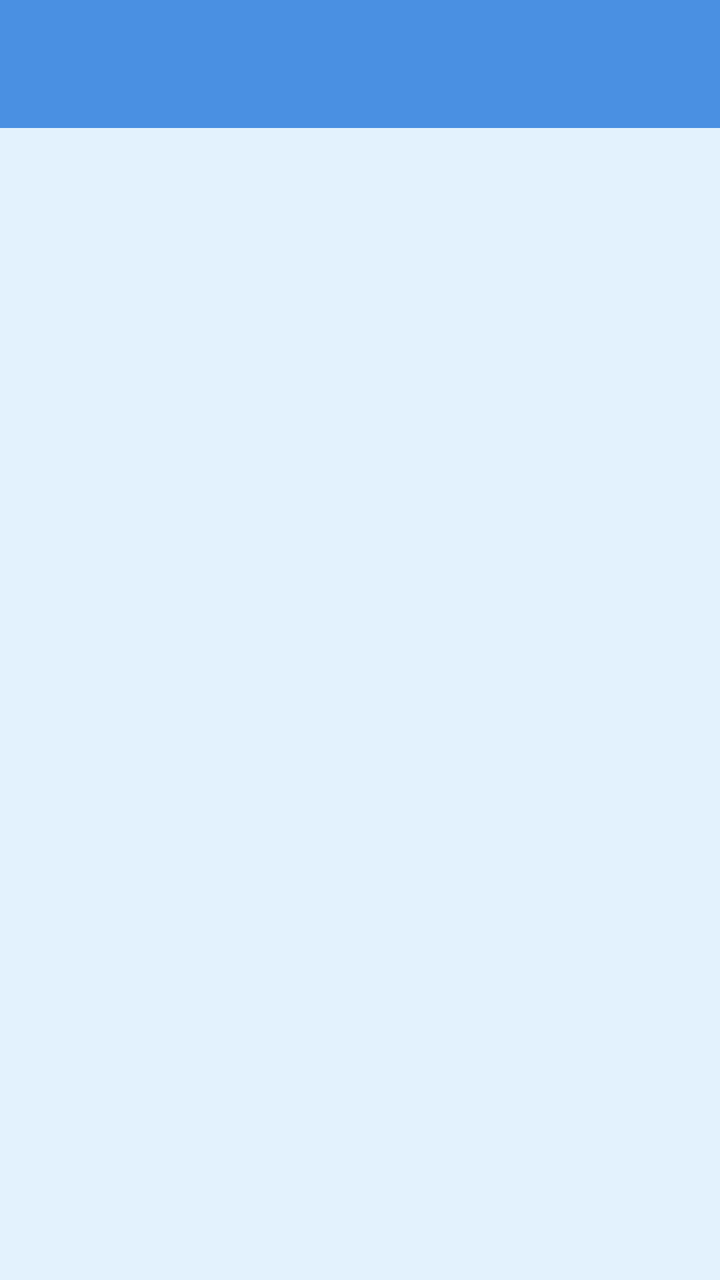
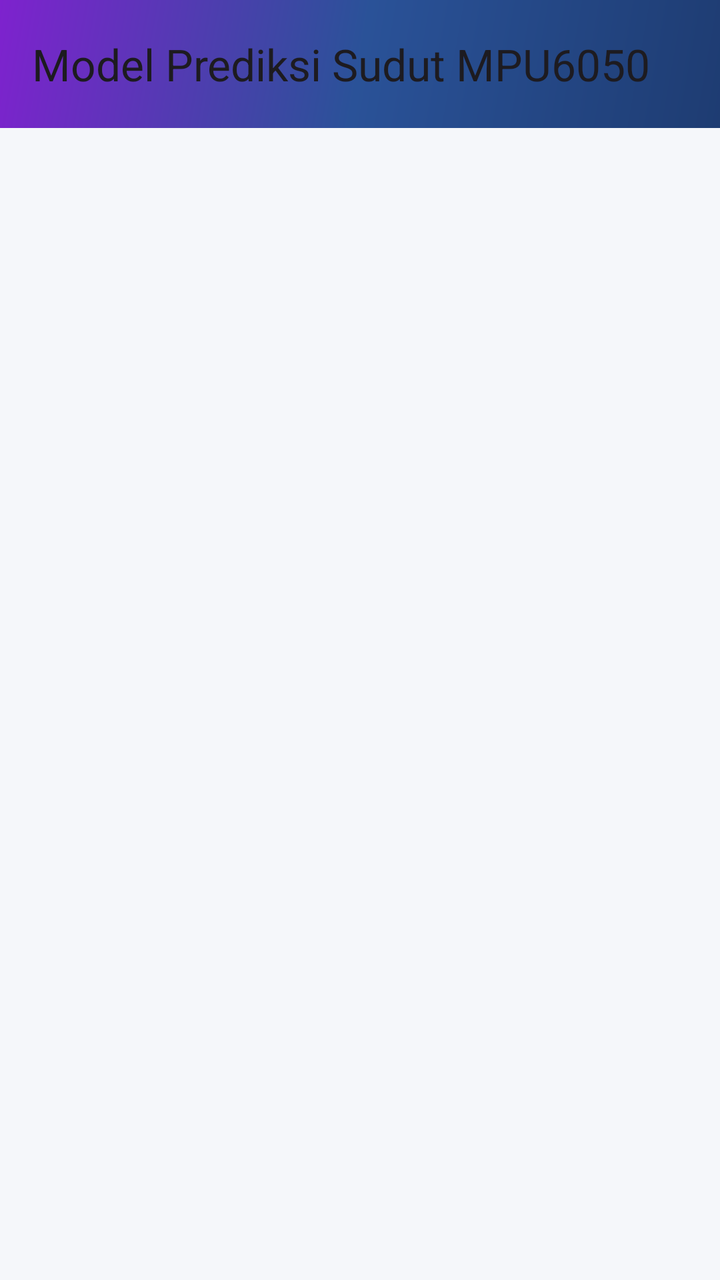

Two renders of the same Android screen: before a commit and after it. Below are the layout's source before the change and the commit's diff.
<!-- AndroidManifest.xml: application theme Theme.NajwaBelajarNavigationDrawer -->
<!-- res/layout/activity_halaman_utama.xml -->
<?xml version="1.0" encoding="utf-8"?>
<androidx.drawerlayout.widget.DrawerLayout
    xmlns:android="http://schemas.android.com/apk/res/android"
    xmlns:app="http://schemas.android.com/apk/res-auto"
    xmlns:tools="http://schemas.android.com/tools"
    android:id="@+id/drawerlayout"
    android:layout_width="match_parent"
    android:layout_height="match_parent"
    android:background="@color/biru_latar"
    tools:context=".HalamanUtama"
    tools:openDrawer="start">

    <LinearLayout
        android:layout_width="match_parent"
        android:layout_height="match_parent"
        android:orientation="vertical">

        <androidx.appcompat.widget.Toolbar
            android:id="@+id/toolbar"
            android:layout_width="match_parent"
            android:layout_height="wrap_content"
            android:background="@color/gradien_awal"
            android:titleTextColor="@android:color/white"
            android:title="Model Prediksi Sudut MPU6050"
            app:titleCentered="true"/>

        <FrameLayout
            android:id="@+id/containerUtama"
            android:layout_width="match_parent"
            android:layout_height="match_parent" />
    </LinearLayout>


    
    <LinearLayout
        android:layout_width="wrap_content"
        android:layout_height="match_parent"
        android:layout_gravity="start"
        android:orientation="vertical"
        android:background="@color/putih">

        <com.google.android.material.navigation.NavigationView
            android:id="@+id/navView"
            android:layout_width="match_parent"
            android:layout_height="0dp"
            android:layout_weight="1"
            app:headerLayout="@layout/header"
            app:menu="@menu/nav_header_menu"
            android:background="@color/putih"
            app:itemTextColor="@color/teks_isi"
            app:itemIconTint="@color/biru_tua"
            app:itemRippleColor="@color/biru_muda" />

    </LinearLayout>

</androidx.drawerlayout.widget.DrawerLayout>
<!-- res/layout/header.xml (included above) -->
<?xml version="1.0" encoding="utf-8"?>
<LinearLayout
    xmlns:android="http://schemas.android.com/apk/res/android"
    xmlns:app="http://schemas.android.com/apk/res-auto"
    android:layout_width="match_parent"
    android:layout_height="180dp"
    android:background="@drawable/bg_gradient"
    android:orientation="horizontal"
    android:gravity="center_vertical"
    android:paddingHorizontal="20dp"
    android:paddingTop="16dp"
    android:paddingBottom="16dp">

    <LinearLayout
        android:layout_width="0dp"
        android:layout_height="wrap_content"
        android:layout_weight="1"
        android:orientation="vertical">

        <TextView
            android:id="@+id/nama_pengguna"
            android:layout_width="wrap_content"
            android:layout_height="wrap_content"
            android:text="Hallo"
            android:textColor="@color/putih"
            android:textStyle="bold"
            android:textSize="18sp" />

        <TextView
            android:id="@+id/prodi"
            android:layout_width="wrap_content"
            android:layout_height="wrap_content"
            android:text="Proyek: Prediksi Sudut MPU6050"
            android:textColor="@color/putih"
            android:textSize="14sp"
            android:layout_marginTop="4dp" />
    </LinearLayout>

    <de.hdodenhof.circleimageview.CircleImageView
        android:id="@+id/foto_profile"
        android:layout_width="90dp"
        android:layout_height="90dp"
        android:layout_marginStart="16dp"
        android:src="@drawable/logo_mpu6050"
        app:civ_border_color="@color/putih"
        app:civ_border_width="2dp" />

</LinearLayout>
<!-- resources referenced by this layout -->
<resources>
  <color name="biru_latar">#E3F2FD</color>
  <color name="biru_muda">#42A5F5</color>
  <color name="biru_tua">#0D47A1</color>
  <color name="gradien_awal">#4A90E2</color>
  <color name="putih">#FFFFFFFF</color>
  <color name="teks_isi">#212121</color>
  <!-- drawable bg_gradient (drawable) -->
  <?xml version="1.0" encoding="utf-8"?>
  <shape xmlns:android="http://schemas.android.com/apk/res/android"
      android:shape="rectangle">
      <gradient
          android:startColor="@color/gradien_awal"
          android:centerColor="@color/gradien_tengah"
          android:endColor="@color/gradien_akhir"
          android:angle="270"
          android:type="linear"
          android:useLevel="false" />
  </shape>
  <!-- drawable logo_mpu6050: png bitmap (drawable, 235890 bytes) -->
  <style name="Theme.NajwaBelajarNavigationDrawer" parent="Base.Theme.NajwaBelajarNavigationDrawer" />
  <color name="gradien_tengah">#7EC8E3</color>
  <color name="gradien_akhir">#E3F2FD</color>
  <style name="Base.Theme.NajwaBelajarNavigationDrawer" parent="Theme.Material3.DayNight.NoActionBar">
  
          <item name="colorPrimary">@color/biru_tua</item>
          <item name="colorPrimaryContainer">@color/biru_muda</item>
          <item name="colorOnPrimary">@android:color/white</item>
  
          <item name="android:windowBackground">@color/putih</item>
          <item name="android:statusBarColor">@color/biru_tua</item>
  
          <item name="windowActionBar">false</item>
          <item name="android:windowNoTitle">true</item>
      </style>
</resources>

<!-- the commit's change to res/layout/activity_halaman_utama.xml (unified diff, before → after) -->
@@ -6,7 +6,7 @@
     android:id="@+id/drawerlayout"
     android:layout_width="match_parent"
     android:layout_height="match_parent"
-    android:background="@color/biru_latar"
+    android:background="#F5F7FA"
     tools:context=".HalamanUtama"
     tools:openDrawer="start">
 
@@ -15,91 +15,143 @@
         android:layout_height="match_parent"
         android:orientation="vertical">
 
+        
         <androidx.appcompat.widget.Toolbar
             android:id="@+id/toolbar"
             android:layout_width="match_parent"
             android:layout_height="wrap_content"
-            android:background="@color/gradien_awal"
+            android:background="@drawable/bg_toolbar_gradient"
+            android:elevation="8dp"
+            android:minHeight="?attr/actionBarSize"
+            android:paddingVertical="8dp"
             android:titleTextColor="@android:color/white"
-            android:title="Model Prediksi Sudut MPU6050"
-            app:titleCentered="true"/>
+            app:title="Model Prediksi Sudut MPU6050"
+            app:titleCentered="true" />
 
+        
         <FrameLayout
             android:id="@+id/containerUtama"
             android:layout_width="match_parent"
             android:layout_height="match_parent" />
+
     </LinearLayout>
 
-
     
-    <LinearLayout
+    <com.google.android.material.navigation.NavigationView
+        android:id="@+id/navView"
         android:layout_width="wrap_content"
         android:layout_height="match_parent"
         android:layout_gravity="start"
-        android:orientation="vertical"
-        android:background="@color/putih">
-
-        <com.google.android.material.navigation.NavigationView
-            android:id="@+id/navView"
-            android:layout_width="match_parent"
-            android:layout_height="0dp"
-            android:layout_weight="1"
-            app:headerLayout="@layout/header"
-            app:menu="@menu/nav_header_menu"
-            android:background="@color/putih"
-            app:itemTextColor="@color/teks_isi"
-            app:itemIconTint="@color/biru_tua"
-            app:itemRippleColor="@color/biru_muda" />
-
-    </LinearLayout>
+        android:background="@color/putih"
+        android:fitsSystemWindows="true"
+        app:headerLayout="@layout/header"
+        app:itemIconTint="@color/biru_tua"
+        app:itemRippleColor="@color/biru_muda"
+        app:itemTextColor="@color/teks_isi"
+        app:menu="@menu/nav_header_menu" />
 
 </androidx.drawerlayout.widget.DrawerLayout>
 <!-- res/layout/header.xml (included above) -->
 <?xml version="1.0" encoding="utf-8"?>
-<LinearLayout
+<androidx.constraintlayout.widget.ConstraintLayout
     xmlns:android="http://schemas.android.com/apk/res/android"
     xmlns:app="http://schemas.android.com/apk/res-auto"
     android:layout_width="match_parent"
-    android:layout_height="180dp"
-    android:background="@drawable/bg_gradient"
-    android:orientation="horizontal"
-    android:gravity="center_vertical"
-    android:paddingHorizontal="20dp"
-    android:paddingTop="16dp"
-    android:paddingBottom="16dp">
+    android:layout_height="200dp"
+    android:background="@drawable/bg_onboarding_gradient"
+    android:padding="20dp">
 
+    
+    <View
+        android:layout_width="150dp"
+        android:layout_height="150dp"
+        android:alpha="0.15"
+        android:background="@drawable/bg_wave_decoration"
+        app:layout_constraintEnd_toEndOf="parent"
+        app:layout_constraintTop_toTopOf="parent" />
+
+    <View
+        android:layout_width="100dp"
+        android:layout_height="100dp"
+        android:alpha="0.1"
+        android:background="@drawable/bg_wave_decoration"
+        app:layout_constraintBottom_toBottomOf="parent"
+        app:layout_constraintStart_toStartOf="parent" />
+
+    
+    <androidx.cardview.widget.CardView
+        android:id="@+id/profileCard"
+        android:layout_width="80dp"
+        android:layout_height="80dp"
+        android:elevation="8dp"
+        app:cardCornerRadius="40dp"
+        app:layout_constraintStart_toStartOf="parent"
+        app:layout_constraintTop_toTopOf="parent">
+
+        <FrameLayout
+            android:layout_width="match_parent"
+            android:layout_height="match_parent"
+            android:background="#30FFFFFF">
+
+            <de.hdodenhof.circleimageview.CircleImageView
+                android:id="@+id/foto_profile"
+                android:layout_width="match_parent"
+                android:layout_height="match_parent"
+                android:layout_margin="4dp"
+                android:src="@drawable/logo_mpu6050"
+                app:civ_border_color="@android:color/white"
+                app:civ_border_width="3dp" />
+        </FrameLayout>
+    </androidx.cardview.widget.CardView>
+
+    
     <LinearLayout
         android:layout_width="0dp"
         android:layout_height="wrap_content"
-        android:layout_weight="1"
-        android:orientation="vertical">
+        android:layout_marginTop="12dp"
+        android:orientation="vertical"
+        app:layout_constraintEnd_toEndOf="parent"
+        app:layout_constraintStart_toStartOf="parent"
+        app:layout_constraintTop_toBottomOf="@id/profileCard">
 
         <TextView
             android:id="@+id/nama_pengguna"
             android:layout_width="wrap_content"
             android:layout_height="wrap_content"
-            android:text="Hallo"
-            android:textColor="@color/putih"
-            android:textStyle="bold"
-            android:textSize="18sp" />
+            android:shadowColor="#40000000"
+            android:shadowDx="2"
+            android:shadowDy="2"
+            android:shadowRadius="8"
+            android:text="Hallo, Pengguna!"
+            android:textColor="@android:color/white"
+            android:textSize="22sp"
+            android:textStyle="bold" />
 
         <TextView
             android:id="@+id/prodi"
             android:layout_width="wrap_content"
             android:layout_height="wrap_content"
+            android:layout_marginTop="6dp"
+            android:shadowColor="#40000000"
+            android:shadowDx="1"
+            android:shadowDy="1"
+            android:shadowRadius="4"
             android:text="Proyek: Prediksi Sudut MPU6050"
-            android:textColor="@color/putih"
-            android:textSize="14sp"
-            android:layout_marginTop="4dp" />
+            android:textColor="#E0FFFFFF"
+            android:textSize="14sp" />
+
+        
+        <TextView
+            android:layout_width="wrap_content"
+            android:layout_height="wrap_content"
+            android:layout_marginTop="12dp"
+            android:background="@drawable/bg_search_button"
+            android:paddingHorizontal="12dp"
+            android:paddingVertical="6dp"
+            android:text="Machine Learning"
+            android:textColor="@android:color/white"
+            android:textSize="11sp"
+            android:textStyle="bold" />
     </LinearLayout>
 
-    <de.hdodenhof.circleimageview.CircleImageView
-        android:id="@+id/foto_profile"
-        android:layout_width="90dp"
-        android:layout_height="90dp"
-        android:layout_marginStart="16dp"
-        android:src="@drawable/logo_mpu6050"
-        app:civ_border_color="@color/putih"
-        app:civ_border_width="2dp" />
-
-</LinearLayout>
+</androidx.constraintlayout.widget.ConstraintLayout>
<!-- resource entries referenced after the edit -->
@@ -1,27 +1,46 @@
 <!-- resources referenced by this layout -->
 <resources>
-  <color name="biru_latar">#E3F2FD</color>
   <color name="biru_muda">#42A5F5</color>
   <color name="biru_tua">#0D47A1</color>
-  <color name="gradien_awal">#4A90E2</color>
   <color name="putih">#FFFFFFFF</color>
   <color name="teks_isi">#212121</color>
-  <!-- drawable bg_gradient (drawable) -->
+  <!-- drawable bg_onboarding_gradient (drawable) -->
+  <?xml version="1.0" encoding="utf-8"?>
+  <shape xmlns:android="http://schemas.android.com/apk/res/android">
+      <gradient
+          android:angle="135"
+          android:startColor="#1e3c72"
+          android:centerColor="#2a5298"
+          android:endColor="#7e22ce"
+          android:type="linear" />
+  </shape>
+  <!-- drawable bg_search_button (drawable) -->
+  <?xml version="1.0" encoding="utf-8"?>
+  <shape xmlns:android="http://schemas.android.com/apk/res/android">
+      <solid android:color="#40FFFFFF" />
+      <corners android:radius="24dp" />
+      <stroke
+          android:width="1dp"
+          android:color="#60FFFFFF" />
+  </shape>
+  <!-- drawable bg_toolbar_gradient (drawable) -->
+  <?xml version="1.0" encoding="utf-8"?>
+  <shape xmlns:android="http://schemas.android.com/apk/res/android">
+      <gradient
+          android:angle="135"
+          android:startColor="#1e3c72"
+          android:centerColor="#2a5298"
+          android:endColor="#7e22ce"
+          android:type="linear" />
+  </shape>
+  <!-- drawable bg_wave_decoration (drawable) -->
   <?xml version="1.0" encoding="utf-8"?>
   <shape xmlns:android="http://schemas.android.com/apk/res/android"
-      android:shape="rectangle">
-      <gradient
-          android:startColor="@color/gradien_awal"
-          android:centerColor="@color/gradien_tengah"
-          android:endColor="@color/gradien_akhir"
-          android:angle="270"
-          android:type="linear"
-          android:useLevel="false" />
+      android:shape="oval">
+      <solid android:color="#40FFFFFF" />
   </shape>
   <!-- drawable logo_mpu6050: png bitmap (drawable, 235890 bytes) -->
   <style name="Theme.NajwaBelajarNavigationDrawer" parent="Base.Theme.NajwaBelajarNavigationDrawer" />
-  <color name="gradien_tengah">#7EC8E3</color>
-  <color name="gradien_akhir">#E3F2FD</color>
   <style name="Base.Theme.NajwaBelajarNavigationDrawer" parent="Theme.Material3.DayNight.NoActionBar">
   
           <item name="colorPrimary">@color/biru_tua</item>
